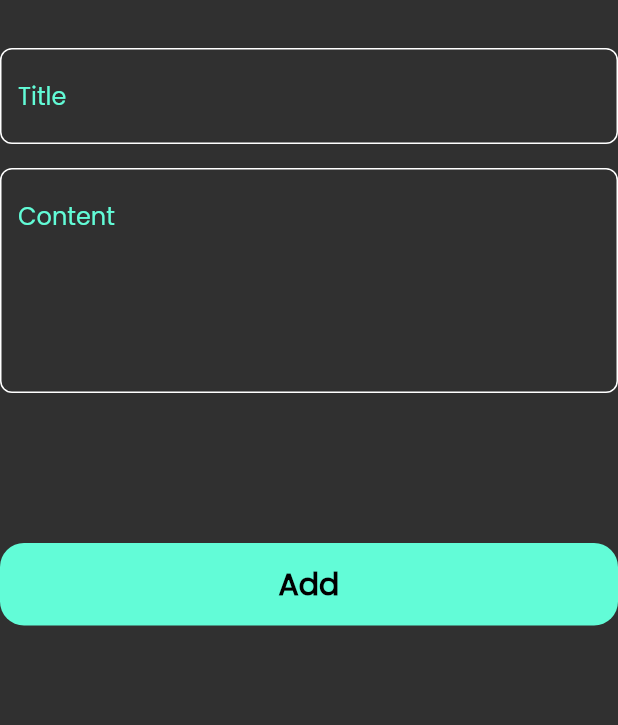
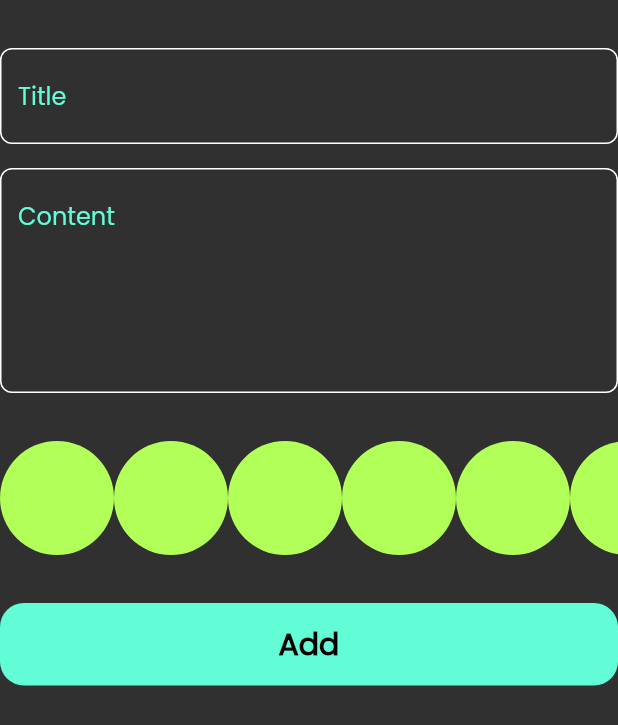
Before and after one commit to MakariosFared/notes_app, a Flutter app: the AddNoteForm widget shown alone on an empty page, opened directly, on a phone screen of 412 x 824 dp. Shown: the top 725 px of the screen. Run offline on Flutter 3.47's test engine with Material 3 defaults, Android fonts, the phone set to English and light mode, and no system bars; our stand-ins replace bloc, flutter_bloc, font_awesome_flutter, hive, hive_flutter; accounts and stored records are empty.

Commit message:
create color list view

```diff
--- a/lib/views/widgets/add_note_form.dart
+++ b/lib/views/widgets/add_note_form.dart
@@ -3,6 +3,7 @@ import 'package:flutter_bloc/flutter_bloc.dart';
 import 'package:intl/intl.dart';
 import 'package:my_note_app/cubits/add_note_cubit/add_notes_cubit.dart';
 import 'package:my_note_app/models/note_model.dart';
+import 'package:my_note_app/views/widgets/colors_list_view.dart';
 
 import 'custom_button.dart';
 import 'custom_text_field.dart';
@@ -49,7 +50,11 @@ class _AddNoteFormState extends State<AddNoteForm> {
             maxLines: 5,
           ),
           const SizedBox(
-            height: 100,
+            height: 32
+          ),
+          const ColorListView(),
+          const SizedBox(
+              height: 32
           ),
           BlocBuilder<AddNoteCubit, AddNoteState>(
             builder: (context, state) {
--- /dev/null
+++ b/lib/views/widgets/color_item.dart
@@ -0,0 +1,13 @@
+import 'package:flutter/material.dart';
+
+class ColorItem extends StatelessWidget {
+  const ColorItem({super.key});
+
+  @override
+  Widget build(BuildContext context) {
+    return const CircleAvatar(
+      radius: 38,
+      backgroundColor: Colors.lightGreenAccent,
+    );
+  }
+}
--- /dev/null
+++ b/lib/views/widgets/colors_list_view.dart
@@ -0,0 +1,19 @@
+import 'package:flutter/material.dart';
+import 'package:my_note_app/views/widgets/color_item.dart';
+
+class ColorListView extends StatelessWidget {
+  const ColorListView({super.key});
+
+  @override
+  Widget build(BuildContext context) {
+    return SizedBox(
+      height: 76,
+      child: ListView.builder(
+          itemCount: 10,
+          scrollDirection: Axis.horizontal,
+          itemBuilder: (context, index) {
+            return const ColorItem();
+          }),
+    );
+  }
+}
```
